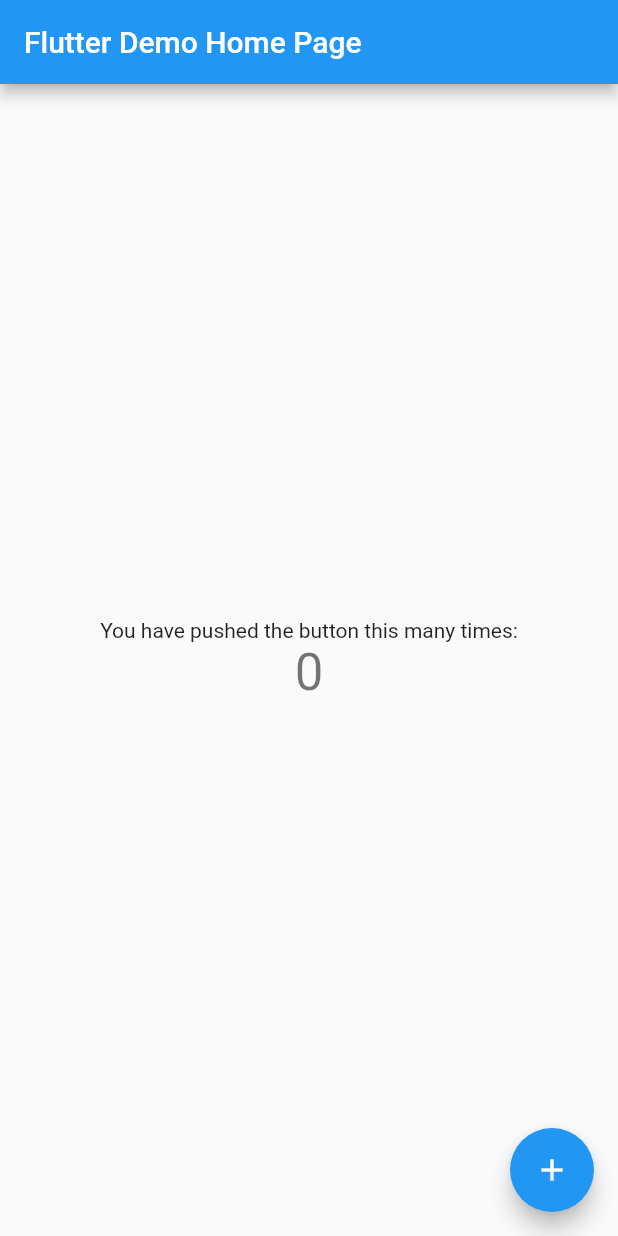
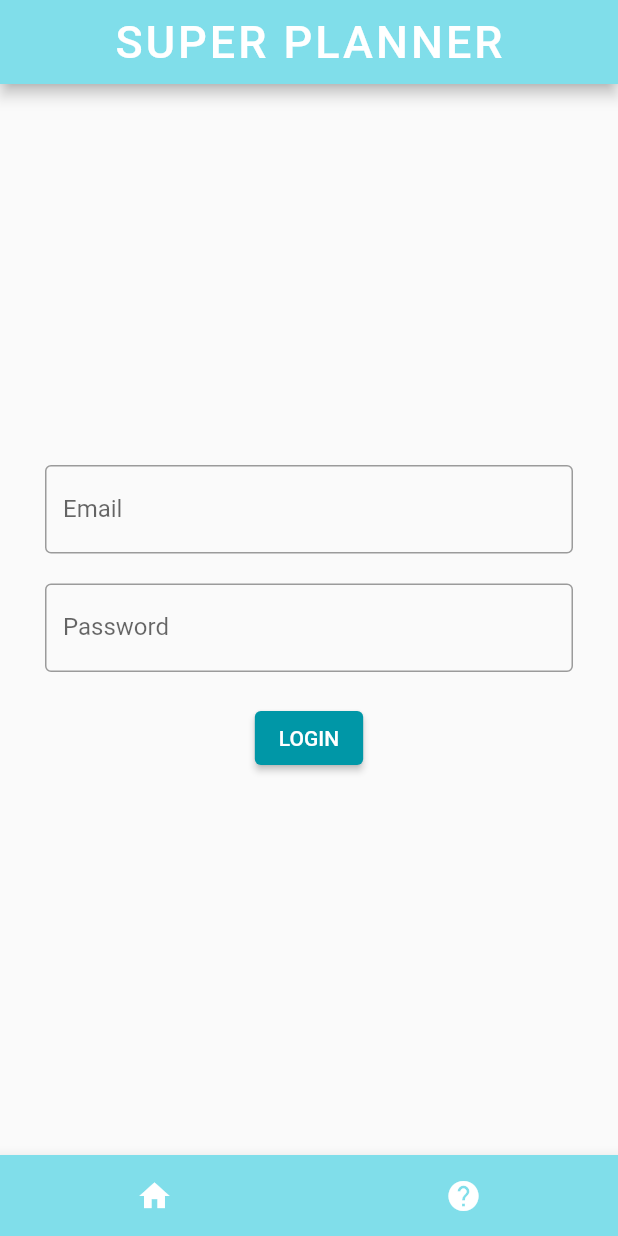
Before and after one commit to iMaro40/CS192_S2_Group5, a Flutter app: the screen it shows after launch, on a phone screen of 412 x 824 dp. Run offline on Flutter 3.47's test engine with Material 2 defaults, Android fonts, the phone set to English and light mode, and no system bars.

Commit message:
basic login page, added some other folders and files for future use

```diff
--- a/lib/main.dart
+++ b/lib/main.dart
@@ -1,113 +1,8 @@
 import 'package:flutter/material.dart';
+import './views/home.dart';
 
 void main() {
-  runApp(MyApp());
+  runApp(MaterialApp(
+    home: Home()),
+  );
 }
-
-class MyApp extends StatelessWidget {
-  // This widget is the root of your application.
-  @override
-  Widget build(BuildContext context) {
-    return MaterialApp(
-      title: 'Flutter Demo',
-      theme: ThemeData(
-        // This is the theme of your application.
-        //
-        // Try running your application with "flutter run". You'll see the
-        // application has a blue toolbar. Then, without quitting the app, try
-        // changing the primarySwatch below to Colors.green and then invoke
-        // "hot reload" (press "r" in the console where you ran "flutter run",
-        // or simply save your changes to "hot reload" in a Flutter IDE).
-        // Notice that the counter didn't reset back to zero; the application
-        // is not restarted.
-        primarySwatch: Colors.blue,
-      ),
-      home: MyHomePage(title: 'Flutter Demo Home Page'),
-    );
-  }
-}
-
-class MyHomePage extends StatefulWidget {
-  MyHomePage({Key key, this.title}) : super(key: key);
-
-  // This widget is the home page of your application. It is stateful, meaning
-  // that it has a State object (defined below) that contains fields that affect
-  // how it looks.
-
-  // This class is the configuration for the state. It holds the values (in this
-  // case the title) provided by the parent (in this case the App widget) and
-  // used by the build method of the State. Fields in a Widget subclass are
-  // always marked "final".
-
-  final String title;
-
-  @override
-  _MyHomePageState createState() => _MyHomePageState();
-}
-
-class _MyHomePageState extends State<MyHomePage> {
-  int _counter = 0;
-
-  void _incrementCounter() {
-    setState(() {
-      // This call to setState tells the Flutter framework that something has
-      // changed in this State, which causes it to rerun the build method below
-      // so that the display can reflect the updated values. If we changed
-      // _counter without calling setState(), then the build method would not be
-      // called again, and so nothing would appear to happen.
-      _counter++;
-    });
-  }
-
-  @override
-  Widget build(BuildContext context) {
-    // This method is rerun every time setState is called, for instance as done
-    // by the _incrementCounter method above.
-    //
-    // The Flutter framework has been optimized to make rerunning build methods
-    // fast, so that you can just rebuild anything that needs updating rather
-    // than having to individually change instances of widgets.
-    return Scaffold(
-      appBar: AppBar(
-        // Here we take the value from the MyHomePage object that was created by
-        // the App.build method, and use it to set our appbar title.
-        title: Text(widget.title),
-      ),
-      body: Center(
-        // Center is a layout widget. It takes a single child and positions it
-        // in the middle of the parent.
-        child: Column(
-          // Column is also a layout widget. It takes a list of children and
-          // arranges them vertically. By default, it sizes itself to fit its
-          // children horizontally, and tries to be as tall as its parent.
-          //
-          // Invoke "debug painting" (press "p" in the console, choose the
-          // "Toggle Debug Paint" action from the Flutter Inspector in Android
-          // Studio, or the "Toggle Debug Paint" command in Visual Studio Code)
-          // to see the wireframe for each widget.
-          //
-          // Column has various properties to control how it sizes itself and
-          // how it positions its children. Here we use mainAxisAlignment to
-          // center the children vertically; the main axis here is the vertical
-          // axis because Columns are vertical (the cross axis would be
-          // horizontal).
-          mainAxisAlignment: MainAxisAlignment.center,
-          children: <Widget>[
-            Text(
-              'You have pushed the button this many times:',
-            ),
-            Text(
-              '$_counter',
-              style: Theme.of(context).textTheme.headline4,
-            ),
-          ],
-        ),
-      ),
-      floatingActionButton: FloatingActionButton(
-        onPressed: _incrementCounter,
-        tooltip: 'Increment',
-        child: Icon(Icons.add),
-      ), // This trailing comma makes auto-formatting nicer for build methods.
-    );
-  }
-}
--- /dev/null
+++ b/lib/views/home.dart
@@ -0,0 +1,50 @@
+import 'package:flutter/material.dart';
+import './login.dart';
+
+class Home extends StatefulWidget {
+
+  @override
+  _HomeState createState() => _HomeState();
+}
+
+class _HomeState extends State<Home> {
+  @override
+  Widget build(BuildContext context) {
+    return Scaffold(
+      appBar: AppBar(
+        backgroundColor: Colors.cyan[200],
+        title: Text(
+          'SUPER PLANNER',
+          style: TextStyle(
+            fontSize: 30,
+            letterSpacing: 2,
+          )
+        ),
+        centerTitle: true,
+      ),
+      bottomNavigationBar: BottomAppBar(
+        color: Colors.cyan[200],
+        child: Container(
+          padding: EdgeInsets.symmetric(vertical: 15),
+          child: Row(
+            mainAxisAlignment: MainAxisAlignment.spaceAround,
+            children: [
+              Icon(
+                Icons.home,
+                color: Colors.white,
+              ),
+              Icon(
+                Icons.help,
+                color: Colors.white,
+              ),
+            ],
+          ),
+        )
+      ),
+      body: Padding(
+        padding: const EdgeInsets.symmetric(horizontal: 30.0),
+        child: Login(),
+      ),
+    );
+  }
+}
--- /dev/null
+++ b/lib/views/login.dart
@@ -0,0 +1,76 @@
+import 'package:flutter/material.dart';
+import 'dart:developer' as developer;
+
+class Login extends StatefulWidget {
+
+  @override
+  LoginState createState() => LoginState();
+}
+
+class LoginState extends State<Login> {
+
+  final loginFormKey = GlobalKey<FormState>();
+  TextEditingController emailController = new TextEditingController();
+  TextEditingController passwordController = new TextEditingController();
+  @override
+  Widget build(BuildContext context) {
+    return Form(
+      key: loginFormKey,
+      child: Column(
+        mainAxisAlignment: MainAxisAlignment.center,
+        children: [
+          Container(
+            child: TextFormField(
+              controller: emailController,
+              decoration: InputDecoration(
+                border: OutlineInputBorder(),
+                labelText: 'Email',
+              ),
+              validator: (value) {
+                if (value == null || value.isEmpty) {
+                  return 'Please enter your email.';
+                }
+                return null;
+              }
+            ),
+          ),
+          SizedBox(
+            height: 20,
+          ),
+          Container(
+            child: TextFormField(
+              controller: passwordController,
+              decoration: InputDecoration(
+                border: OutlineInputBorder(),
+                labelText: 'Password',
+              ),
+              obscureText: true,
+              validator: (value) {
+                if (value == null || value.isEmpty) {
+                  return 'Please enter your password.';
+                }
+                return null;
+              },
+            ),
+          ),
+          SizedBox(
+            height: 20,
+          ),
+          ElevatedButton(
+            style: ButtonStyle(
+              backgroundColor: MaterialStateProperty.all<Color>(Colors.cyan.shade700),
+            ),
+            onPressed: () {
+              if (loginFormKey.currentState!.validate()) { //valid login, do submit
+                print(emailController.text);
+                print(passwordController.text);
+              }
+            },
+            child: Text('LOGIN')
+            ,
+          ),
+        ],
+      ),
+    );
+  }
+}
--- a/pubspec.yaml
+++ b/pubspec.yaml
@@ -18,7 +18,7 @@ publish_to: 'none' # Remove this line if you wish to publish to pub.dev
 version: 1.0.0+1
 
 environment:
-  sdk: ">=2.7.0 <3.0.0"
+  sdk: ">=2.12.0 <3.0.0"
 
 dependencies:
   flutter:
```
Also changed, not shown: lib/models/quote.dart (added), lib/models/task.dart (added), lib/views/about.dart (added), pubspec.lock.
